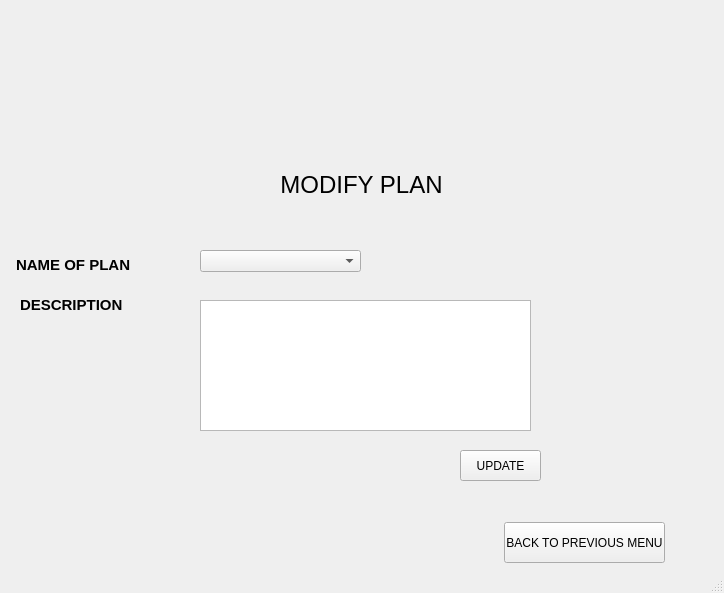
yashu2001/gym-manager, file ui/modify-plan.ui: the form before one commit.
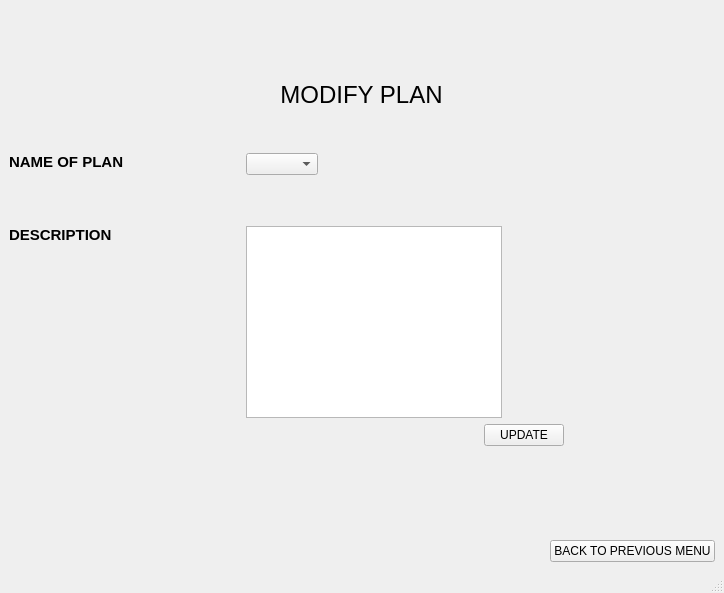
The form after the commit. Icons and pictures are not drawn.

Commit message: added proper responsive design to all ui screens and fixed report generation for all plans

The edit to the form file:
```diff
--- a/ui/modify-plan.ui
+++ b/ui/modify-plan.ui
@@ -10,31 +10,13 @@
     <height>593</height>
    </rect>
   </property>
-  <property name="minimumSize">
-   <size>
-    <width>724</width>
-    <height>593</height>
-   </size>
-  </property>
-  <property name="maximumSize">
-   <size>
-    <width>724</width>
-    <height>593</height>
-   </size>
-  </property>
   <property name="windowTitle">
    <string>MainWindow</string>
   </property>
   <widget class="QWidget" name="centralwidget">
+   <layout class="QGridLayout" name="gridLayout">
+    <item row="0" column="0" colspan="3" alignment="Qt::AlignHCenter|Qt::AlignTop">
    <widget class="QLabel" name="label">
-    <property name="geometry">
-     <rect>
-      <x>130</x>
-      <y>0</y>
-      <width>521</width>
-      <height>151</height>
-     </rect>
-    </property>
     <property name="text">
      <string/>
     </property>
@@ -45,91 +27,49 @@
      <bool>true</bool>
     </property>
    </widget>
+    </item>
+    <item row="1" column="0" colspan="3" alignment="Qt::AlignHCenter|Qt::AlignTop">
    <widget class="QLabel" name="label_2">
-    <property name="geometry">
-     <rect>
-      <x>16</x>
-      <y>160</y>
-      <width>691</width>
-      <height>51</height>
-     </rect>
-    </property>
     <property name="text">
      <string>&lt;html&gt;&lt;head/&gt;&lt;body&gt;&lt;p align=&quot;center&quot;&gt;&lt;span style=&quot; font-size:18pt;&quot;&gt;MODIFY PLAN&lt;/span&gt;&lt;/p&gt;&lt;/body&gt;&lt;/html&gt;</string>
     </property>
    </widget>
+    </item>
+    <item row="2" column="0" alignment="Qt::AlignLeft|Qt::AlignTop">
    <widget class="QLabel" name="label_3">
-    <property name="geometry">
-     <rect>
-      <x>16</x>
-      <y>250</y>
-      <width>121</width>
-      <height>31</height>
-     </rect>
-    </property>
     <property name="text">
      <string>&lt;html&gt;&lt;head/&gt;&lt;body&gt;&lt;p&gt;&lt;span style=&quot; font-size:11pt; font-weight:600;&quot;&gt;NAME OF PLAN&lt;/span&gt;&lt;/p&gt;&lt;/body&gt;&lt;/html&gt;</string>
     </property>
    </widget>
+    </item>
+    <item row="2" column="1" alignment="Qt::AlignLeft|Qt::AlignTop">
+     <widget class="QComboBox" name="comboBox"/>
+    </item>
+    <item row="3" column="0" alignment="Qt::AlignLeft|Qt::AlignTop">
    <widget class="QLabel" name="label_4">
-    <property name="geometry">
-     <rect>
-      <x>20</x>
-      <y>290</y>
-      <width>121</width>
-      <height>31</height>
-     </rect>
-    </property>
     <property name="text">
      <string>&lt;html&gt;&lt;head/&gt;&lt;body&gt;&lt;p&gt;&lt;span style=&quot; font-size:11pt; font-weight:600;&quot;&gt;DESCRIPTION&lt;/span&gt;&lt;/p&gt;&lt;/body&gt;&lt;/html&gt;</string>
     </property>
    </widget>
-   <widget class="QTextEdit" name="textEdit">
-    <property name="geometry">
-     <rect>
-      <x>200</x>
-      <y>300</y>
-      <width>331</width>
-      <height>131</height>
-     </rect>
-    </property>
-   </widget>
+    </item>
+    <item row="3" column="1" colspan="2" alignment="Qt::AlignLeft|Qt::AlignTop">
+     <widget class="QTextEdit" name="textEdit"/>
+    </item>
+    <item row="4" column="2" alignment="Qt::AlignLeft|Qt::AlignTop">
    <widget class="QPushButton" name="pushButton">
-    <property name="geometry">
-     <rect>
-      <x>460</x>
-      <y>450</y>
-      <width>81</width>
-      <height>31</height>
-     </rect>
-    </property>
     <property name="text">
      <string>UPDATE</string>
     </property>
    </widget>
+    </item>
+    <item row="5" column="2" alignment="Qt::AlignRight|Qt::AlignBottom">
    <widget class="QPushButton" name="pushButton_2">
-    <property name="geometry">
-     <rect>
-      <x>504</x>
-      <y>522</y>
-      <width>161</width>
-      <height>41</height>
-     </rect>
-    </property>
     <property name="text">
      <string>BACK TO PREVIOUS MENU</string>
     </property>
    </widget>
-   <widget class="QComboBox" name="comboBox">
-    <property name="geometry">
-     <rect>
-      <x>200</x>
-      <y>250</y>
-      <width>161</width>
-      <height>22</height>
-     </rect>
-    </property>
-   </widget>
+    </item>
+   </layout>
   </widget>
   <widget class="QStatusBar" name="statusbar"/>
  </widget>
```
Left out of the diff: 2 changed lines with no effect on the pictures. Lines whose indentation alone changed are shown as unchanged. The commit also changes 74 other files.
